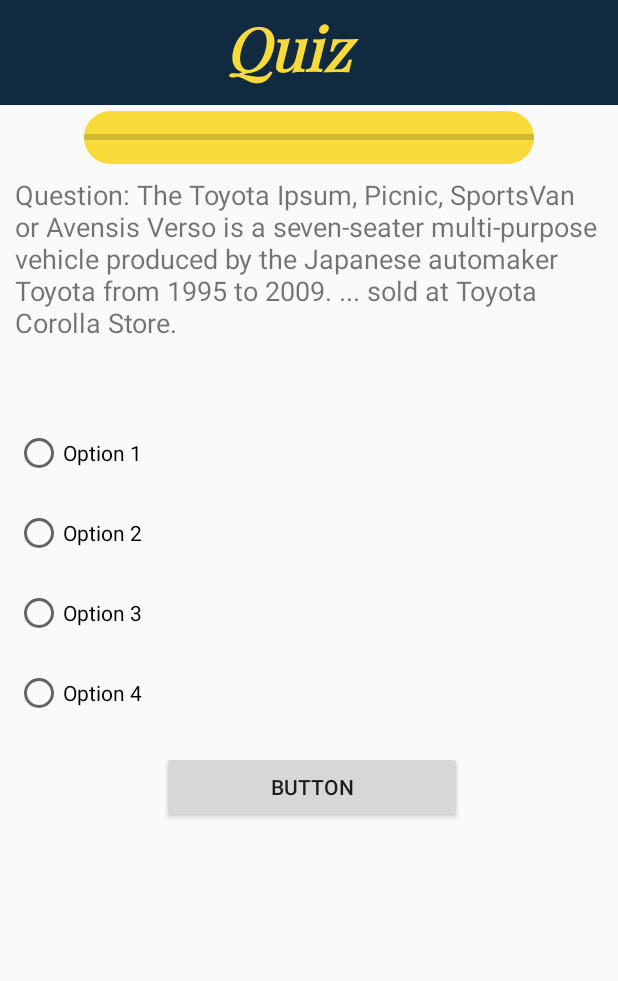
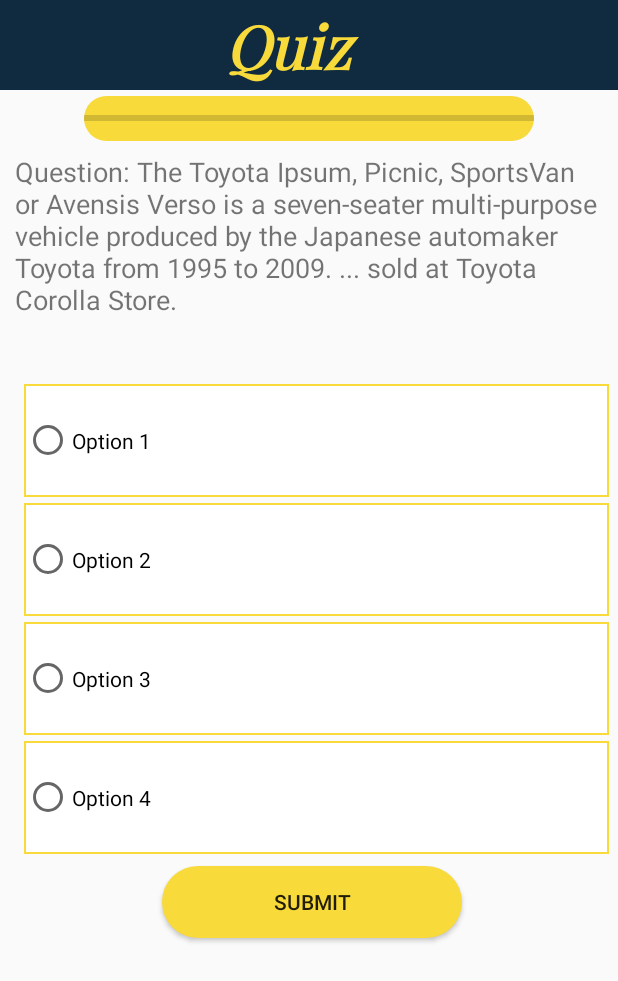
Before and after one commit to manasvityagi/A3, an Android app: the QuizActivity screen opened directly, with no data from a screen before it, on a phone screen of 412 x 824 dp. Shown: the top 981 px of the screen. Run offline under Robolectric (Android 15) with nearby library versions, the phone set to English and light mode, and no system bars; 1 statement that could not run was skipped.

Commit message:
question layout completde

```diff
--- a/app/src/main/java/com/manas/quizapp/QuizActivity.java
+++ b/app/src/main/java/com/manas/quizapp/QuizActivity.java
@@ -23,6 +23,7 @@ public class QuizActivity extends AppCompatActivity {
 
         Toast.makeText(this, categoryPassedToThis+" : "+ String.valueOf(quizLength) , Toast.LENGTH_LONG).show();
 
+
     }
 
     private void initiateDatabase() {
--- a/app/src/main/java/com/manas/quizapp/QuizDAO.java
+++ b/app/src/main/java/com/manas/quizapp/QuizDAO.java
@@ -62,9 +62,9 @@ public class QuizDAO extends SQLiteOpenHelper {
 
     @Override
     public void onCreate(SQLiteDatabase sqLiteDatabase) {
-        Log.e("app", "Created Quiz DB");
+
         String sql = "CREATE TABLE " + TABLE + values_base;
-        Log.e("sql", sql);
+//        Log.e("sql", sql);
         sqLiteDatabase.execSQL(sql);
 
     }
@@ -95,7 +95,7 @@ public class QuizDAO extends SQLiteOpenHelper {
             insertQuery = insertQuery.replace("CONX", q.getCorrectOptionNumber());
             insertQuery = insertQuery.replace("URL", q.getPictureUrl());
             insertQuery = insertQuery.replace("QCX", q.getQuestionCategory());
-            Log.e("app", insertQuery);
+            //Log.e("app", insertQuery);
             db.execSQL(insertQuery);
         }
 
--- a/app/src/main/res/drawable/border.xml
+++ b/app/src/main/res/drawable/border.xml
@@ -4,5 +4,5 @@
     <solid android:color="#FFFFFF" />
     <stroke
         android:width="1dp"
-        android:color="#CCCCCC" />
+        android:color="@color/mud_yellow" />
 </shape>
--- a/app/src/main/res/layout/activity_quiz.xml
+++ b/app/src/main/res/layout/activity_quiz.xml
@@ -9,7 +9,7 @@
     <FrameLayout
         android:id="@+id/frameLayout"
         android:layout_width="match_parent"
-        android:layout_height="70dp"
+        android:layout_height="60dp"
         android:background="@color/prussianBlue"
         app:layout_constraintStart_toStartOf="parent"
         app:layout_constraintTop_toTopOf="parent">
@@ -19,7 +19,7 @@
             android:layout_width="100dp"
             android:layout_height="wrap_content"
             android:layout_marginStart="150dp"
-            android:layout_marginTop="1dp"
+            android:layout_marginTop="0dp"
             android:fontFamily="@font/play_fair_regular"
             android:text="@string/quiz"
             android:textColor="@color/mud_yellow"
@@ -32,7 +32,7 @@
         android:id="@+id/progressBar1"
         style="?android:attr/progressBarStyleHorizontal"
         android:layout_width="300dp"
-        android:layout_height="35dp"
+        android:layout_height="30dp"
         android:layout_marginTop="4dp"
         android:background="@drawable/rounded_corners"
         app:layout_constraintEnd_toEndOf="parent"
@@ -53,18 +53,21 @@
         app:layout_constraintTop_toBottomOf="@+id/progressBar1" />
 
     <RadioGroup
+        android:id="@+id/radioGroup"
         android:layout_width="wrap_content"
         android:layout_height="wrap_content"
-        app:layout_constraintTop_toBottomOf="@+id/QuestionStatement"
->
+        app:layout_constraintEnd_toEndOf="parent"
+        app:layout_constraintStart_toStartOf="parent"
+        app:layout_constraintTop_toBottomOf="@+id/QuestionStatement">
 
         <RadioButton
             android:id="@+id/radioButton1"
             android:layout_width="390dp"
-            android:layout_height="45dp"
+            android:layout_height="75dp"
             android:layout_marginStart="10dp"
-            android:layout_marginTop="12dp"
+            android:layout_marginTop="4dp"
             android:text="Option 1"
+            android:background="@drawable/border"
             app:layout_constraintStart_toStartOf="parent"
             app:layout_constraintTop_toBottomOf="@+id/QuestionStatement" />
 
@@ -72,44 +75,47 @@
         <RadioButton
             android:id="@+id/radioButton2"
             android:layout_width="390dp"
-            android:layout_height="45dp"
+            android:layout_height="75dp"
             android:layout_marginStart="10dp"
-            android:layout_marginTop="8dp"
+            android:layout_marginTop="4dp"
             android:text="Option 2"
+            android:background="@drawable/border"
             app:layout_constraintStart_toStartOf="parent"
             app:layout_constraintTop_toBottomOf="@+id/radioButton1" />
 
         <RadioButton
             android:id="@+id/radioButton3"
             android:layout_width="390dp"
-            android:layout_height="45dp"
+            android:layout_height="75dp"
             android:layout_marginStart="10dp"
-            android:layout_marginTop="8dp"
+            android:layout_marginTop="4dp"
             android:text="Option 3"
+            android:background="@drawable/border"
             app:layout_constraintStart_toStartOf="parent"
             app:layout_constraintTop_toBottomOf="@+id/radioButton2" />
 
         <RadioButton
             android:id="@+id/radioButton4"
             android:layout_width="390dp"
-            android:layout_height="45dp"
+            android:layout_height="75dp"
             android:layout_marginStart="10dp"
-            android:layout_marginTop="8dp"
+            android:layout_marginTop="4dp"
             android:text="Option 4"
+            android:background="@drawable/border"
             app:layout_constraintStart_toStartOf="parent"
             app:layout_constraintTop_toBottomOf="@+id/radioButton3" />
 
-        <Button
-            android:id="@+id/button"
-            android:layout_width="200dp"
-            android:layout_height="wrap_content"
-            android:layout_marginStart="108dp"
-            android:layout_marginTop="16dp"
-            android:text="Button"
-            app:layout_constraintStart_toStartOf="parent"
-            app:layout_constraintTop_toBottomOf="@+id/radioButton4" />
+    </RadioGroup>
+    <Button
+        android:id="@+id/submit_answer"
+        android:layout_width="200dp"
+        android:layout_height="wrap_content"
+        android:layout_marginStart="108dp"
+        android:layout_marginTop="8dp"
+        android:text="submit"
+        android:background="@drawable/rounded_corners"
+        app:layout_constraintStart_toStartOf="parent"
+        app:layout_constraintTop_toBottomOf="@+id/radioGroup" />
 
 
-    </RadioGroup>
-
 </androidx.constraintlayout.widget.ConstraintLayout>
```
